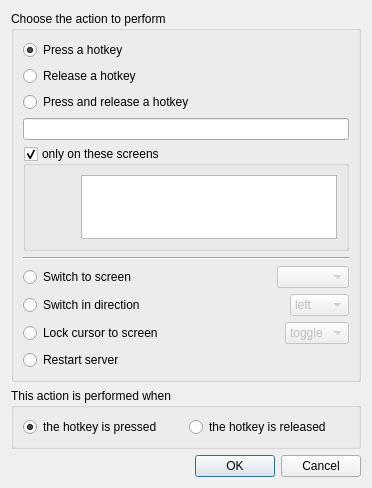
Above: src/gui/src/ActionDialogBase.ui from deskflow/deskflow before the change. Below: the same form after it.
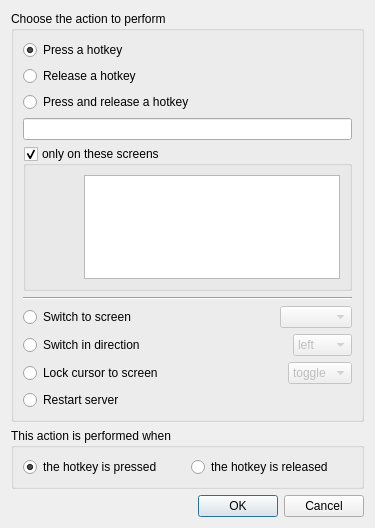
That is the form after the change. Custom widgets are drawn as their Qt base class.

Commit message:
SYNERGY-688 all the text in all the windows should have the same font and size (#6942)
* SYNERGY-688 All the text in all the windows should have the same font and size

* SYNERGY-688 Use paddings instead of margins

* Update ChangeLog

What changed in the file:
```diff
--- a/src/gui/src/ActionDialogBase.ui
+++ b/src/gui/src/ActionDialogBase.ui
@@ -6,8 +6,8 @@
    <rect>
     <x>0</x>
     <y>0</y>
-    <width>372</width>
-    <height>484</height>
+    <width>375</width>
+    <height>528</height>
    </rect>
   </property>
   <property name="windowTitle">
@@ -16,6 +16,11 @@
   <layout class="QVBoxLayout">
    <item>
     <widget class="QGroupBox" name="m_pGroupType">
+     <property name="font">
+      <font>
+       <kerning>true</kerning>
+      </font>
+     </property>
      <property name="title">
       <string>Choose the action to perform</string>
      </property>
@@ -255,6 +260,11 @@
    </item>
    <item>
     <widget class="QGroupBox" name="groupBox_2">
+     <property name="font">
+      <font>
+       <kerning>false</kerning>
+      </font>
+     </property>
      <property name="title">
       <string>This action is performed when</string>
      </property>
```
The commit also changes 5 other files.
